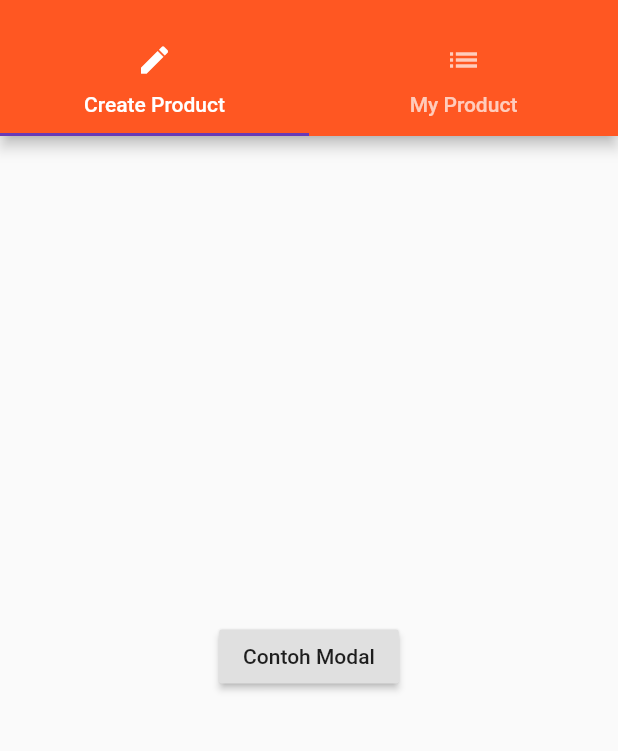
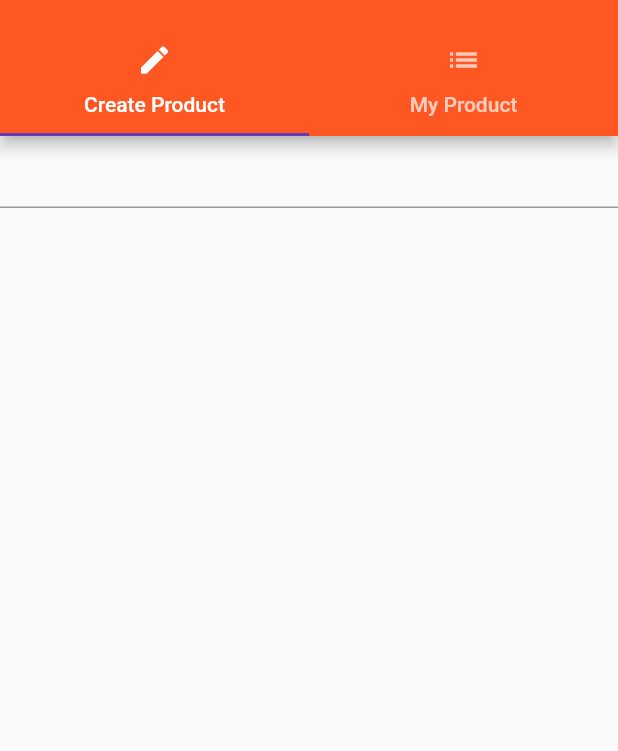
Before and after one commit to arifpurwandaru/flutter_course, a Flutter app: the ProductAdmin screen opened by its route, on a phone screen of 412 x 824 dp, the part 59-810 px from its top. Run offline on Flutter 3.47's test engine with Material 2 defaults, Android fonts, the phone set to English and light mode, and no system bars.

Commit message:
88. Saving User Input

```diff
--- a/lib/pages/product_create.dart
+++ b/lib/pages/product_create.dart
@@ -1,21 +1,27 @@
 import 'package:flutter/material.dart';
 
-class ProductCreatePage extends StatelessWidget {
+class ProductCreatePage extends StatefulWidget {
+  @override
+  State<StatefulWidget> createState() {
+    return _ProductCreatePageStage();
+  }
+}
+
+class _ProductCreatePageStage extends State<ProductCreatePage> {
+  String strVal = '';
   @override
   Widget build(BuildContext context) {
-    return Center(
-      child: RaisedButton(
-        child: Text('Contoh Modal'),
-        onPressed: () {
-          showModalBottomSheet(
-              context: context,
-              builder: (BuildContext context) {
-                return Center(
-                  child: Text('This is a modal'),
-                );
-              });
-        },
-      ),
+    return Column(
+      children: <Widget>[
+        TextField(
+          onChanged: (String val) {
+            setState(() {
+              strVal = val;
+            });
+          },
+        ),
+        Text(strVal)
+      ],
     );
   }
 }
```
